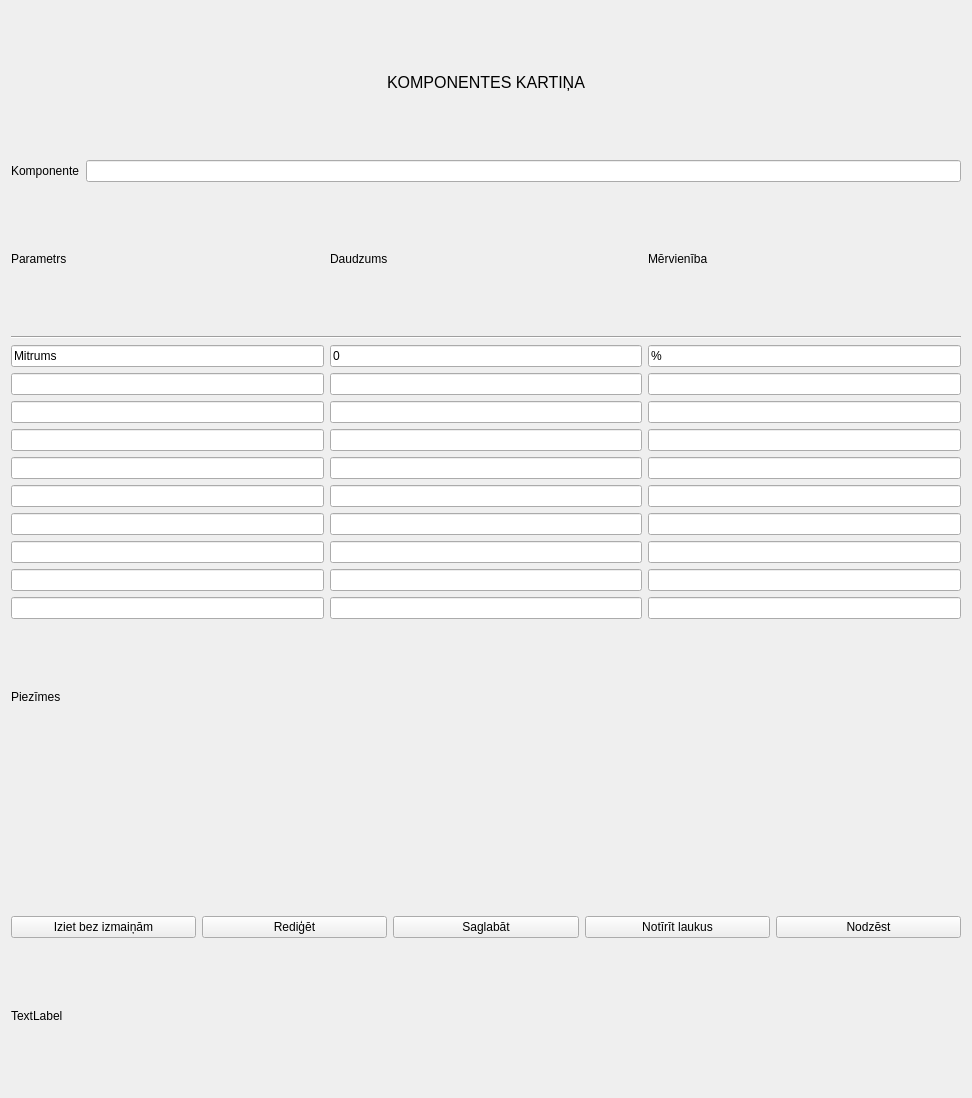
kasarkonic/Sauka1, file componentcard.ui: the form before one commit.
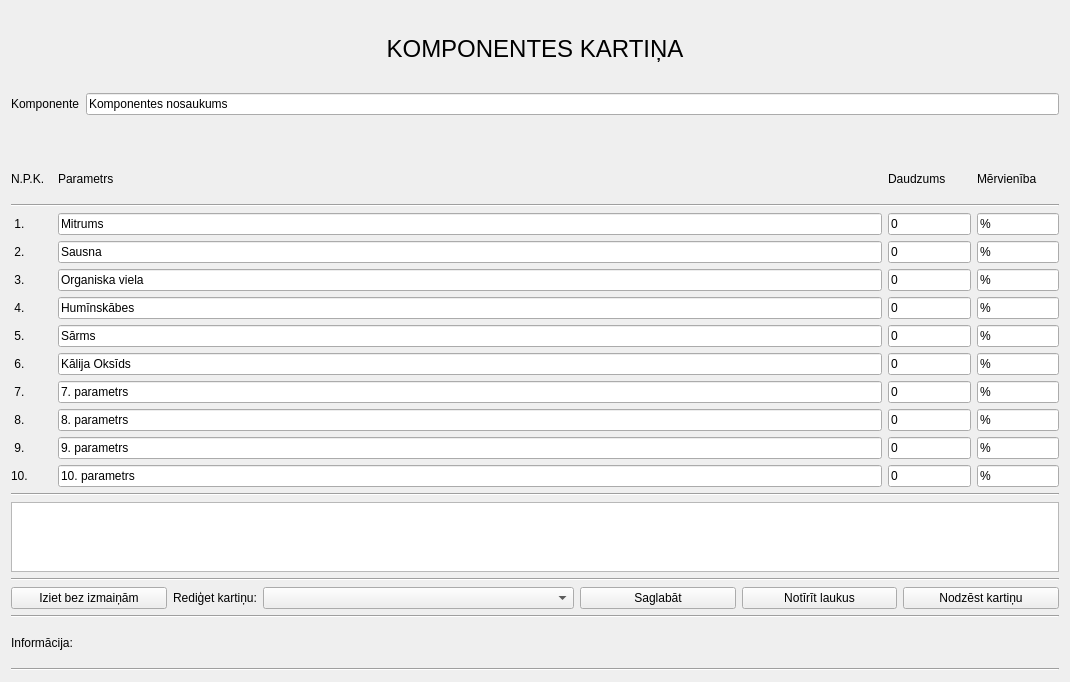
The form after the commit.

The edit to the form file:
```diff
--- a/componentcard.ui
+++ b/componentcard.ui
@@ -6,8 +6,8 @@
    <rect>
     <x>0</x>
     <y>0</y>
-    <width>972</width>
-    <height>1098</height>
+    <width>1070</width>
+    <height>682</height>
    </rect>
   </property>
   <property name="windowTitle">
@@ -15,14 +15,14 @@
   </property>
   <layout class="QVBoxLayout" name="verticalLayout_3">
    <item>
-    <layout class="QVBoxLayout" name="verticalLayout" stretch="3,3,3,3,3,3,3,3,3,3,3,3,3,3,3,3,3,3">
+    <layout class="QVBoxLayout" name="verticalLayout" stretch="2,5,1,1,5,5,5,5,5,5,5,5,5,5,5,0,1,0,1,0,1">
      <item>
       <layout class="QVBoxLayout" name="verticalLayout_2">
        <item>
         <widget class="QLabel" name="label_Heder">
          <property name="font">
           <font>
-           <pointsize>12</pointsize>
+           <pointsize>18</pointsize>
           </font>
          </property>
          <property name="text">
@@ -45,12 +45,36 @@
         </widget>
        </item>
        <item>
-        <widget class="QLineEdit" name="lineEdit_comp_name"/>
+        <widget class="QLineEdit" name="lineEdit_comp_name">
+         <property name="text">
+          <string>Komponentes nosaukums</string>
+         </property>
+        </widget>
        </item>
       </layout>
      </item>
      <item>
-      <layout class="QHBoxLayout" name="horizontalLayout_14">
+      <spacer name="verticalSpacer">
+       <property name="orientation">
+        <enum>Qt::Vertical</enum>
+       </property>
+       <property name="sizeHint" stdset="0">
+        <size>
+         <width>20</width>
+         <height>40</height>
+        </size>
+       </property>
+      </spacer>
+     </item>
+     <item>
+      <layout class="QHBoxLayout" name="horizontalLayout_14" stretch="1,20,2,2">
+       <item>
+        <widget class="QLabel" name="label_13">
+         <property name="text">
+          <string>N.P.K.</string>
+         </property>
+        </widget>
+       </item>
        <item>
         <widget class="QLabel" name="label_1">
          <property name="text">
@@ -82,9 +106,16 @@
       </widget>
      </item>
      <item>
-      <layout class="QHBoxLayout" name="horizontalLayout_16">
+      <layout class="QHBoxLayout" name="horizontalLayout_16" stretch="1,20,2,2">
        <item>
-        <widget class="QLineEdit" name="lineEdit_1_moisture">
+        <widget class="QLabel" name="label">
+         <property name="text">
+          <string> 1.</string>
+         </property>
+        </widget>
+       </item>
+       <item>
+        <widget class="QLineEdit" name="lineEdit_moisture">
          <property name="text">
           <string>Mitrums</string>
          </property>
@@ -107,151 +138,325 @@
       </layout>
      </item>
      <item>
-      <layout class="QHBoxLayout" name="horizontalLayout_15">
+      <layout class="QHBoxLayout" name="horizontalLayout_15" stretch="1,20,2,2">
        <item>
-        <widget class="QLineEdit" name="lineEdit_3"/>
+        <widget class="QLabel" name="label_4">
+         <property name="text">
+          <string> 2.</string>
+         </property>
+        </widget>
        </item>
        <item>
-        <widget class="QLineEdit" name="lineEdit_2"/>
+        <widget class="QLineEdit" name="lineEdit_dray">
+         <property name="text">
+          <string>Sausna</string>
+         </property>
+        </widget>
        </item>
        <item>
-        <widget class="QLineEdit" name="lineEdit"/>
+        <widget class="QLineEdit" name="lineEdit_drayVol">
+         <property name="text">
+          <string>0</string>
+         </property>
+        </widget>
        </item>
+       <item>
+        <widget class="QLineEdit" name="lineEdit">
+         <property name="text">
+          <string>%</string>
+         </property>
+        </widget>
+       </item>
       </layout>
      </item>
      <item>
-      <layout class="QHBoxLayout" name="horizontalLayout_13">
+      <layout class="QHBoxLayout" name="horizontalLayout_13" stretch="1,20,2,2">
        <item>
-        <widget class="QLineEdit" name="lineEdit_6"/>
+        <widget class="QLabel" name="label_5">
+         <property name="text">
+          <string> 3.</string>
+         </property>
+        </widget>
        </item>
        <item>
-        <widget class="QLineEdit" name="lineEdit_5"/>
+        <widget class="QLineEdit" name="lineEdit_organic">
+         <property name="text">
+          <string>Organiska viela</string>
+         </property>
+        </widget>
        </item>
        <item>
-        <widget class="QLineEdit" name="lineEdit_4"/>
+        <widget class="QLineEdit" name="lineEdit_organicVol">
+         <property name="text">
+          <string>0</string>
+         </property>
+        </widget>
        </item>
+       <item>
+        <widget class="QLineEdit" name="lineEdit_4">
+         <property name="text">
+          <string>%</string>
+         </property>
+        </widget>
+       </item>
       </layout>
      </item>
      <item>
-      <layout class="QHBoxLayout" name="horizontalLayout_12">
+      <layout class="QHBoxLayout" name="horizontalLayout_12" stretch="1,20,2,2">
        <item>
-        <widget class="QLineEdit" name="lineEdit_8"/>
+        <widget class="QLabel" name="label_6">
+         <property name="text">
+          <string> 4.</string>
+         </property>
+        </widget>
        </item>
        <item>
-        <widget class="QLineEdit" name="lineEdit_9"/>
+        <widget class="QLineEdit" name="lineEdit_humin">
+         <property name="text">
+          <string>Humīnskābes</string>
+         </property>
+        </widget>
        </item>
        <item>
-        <widget class="QLineEdit" name="lineEdit_7"/>
+        <widget class="QLineEdit" name="lineEdit_huminVol">
+         <property name="text">
+          <string>0</string>
+         </property>
+        </widget>
        </item>
+       <item>
+        <widget class="QLineEdit" name="lineEdit_7">
+         <property name="text">
+          <string>%</string>
+         </property>
+        </widget>
+       </item>
       </layout>
      </item>
      <item>
-      <layout class="QHBoxLayout" name="horizontalLayout_11">
+      <layout class="QHBoxLayout" name="horizontalLayout_11" stretch="1,20,2,2">
        <item>
-        <widget class="QLineEdit" name="lineEdit_11"/>
+        <widget class="QLabel" name="label_7">
+         <property name="text">
+          <string> 5.</string>
+         </property>
+        </widget>
        </item>
        <item>
-        <widget class="QLineEdit" name="lineEdit_12"/>
+        <widget class="QLineEdit" name="lineEdit_sarms">
+         <property name="text">
+          <string>Sārms</string>
+         </property>
+        </widget>
        </item>
        <item>
-        <widget class="QLineEdit" name="lineEdit_10"/>
+        <widget class="QLineEdit" name="lineEdit_sarmsVol">
+         <property name="text">
+          <string>0</string>
+         </property>
+        </widget>
        </item>
+       <item>
+        <widget class="QLineEdit" name="lineEdit_10">
+         <property name="text">
+          <string>%</string>
+         </property>
+        </widget>
+       </item>
       </layout>
      </item>
      <item>
-      <layout class="QHBoxLayout" name="horizontalLayout_10">
+      <layout class="QHBoxLayout" name="horizontalLayout_10" stretch="1,20,2,2">
        <item>
-        <widget class="QLineEdit" name="lineEdit_15"/>
+        <widget class="QLabel" name="label_8">
+         <property name="text">
+          <string> 6.</string>
+         </property>
+        </widget>
        </item>
        <item>
-        <widget class="QLineEdit" name="lineEdit_14"/>
+        <widget class="QLineEdit" name="lineEdit_KO">
+         <property name="text">
+          <string>Kālija Oksīds</string>
+         </property>
+        </widget>
        </item>
        <item>
-        <widget class="QLineEdit" name="lineEdit_13"/>
+        <widget class="QLineEdit" name="lineEdit_KOVol">
+         <property name="text">
+          <string>0</string>
+         </property>
+        </widget>
        </item>
+       <item>
+        <widget class="QLineEdit" name="lineEdit_13">
+         <property name="text">
+          <string>%</string>
+         </property>
+        </widget>
+       </item>
       </layout>
      </item>
      <item>
-      <layout class="QHBoxLayout" name="horizontalLayout_9">
+      <layout class="QHBoxLayout" name="horizontalLayout_9" stretch="1,20,2,2">
        <item>
-        <widget class="QLineEdit" name="lineEdit_17"/>
+        <widget class="QLabel" name="label_9">
+         <property name="text">
+          <string> 7.</string>
+         </property>
+        </widget>
        </item>
        <item>
-        <widget class="QLineEdit" name="lineEdit_18"/>
+        <widget class="QLineEdit" name="lineEdit_param7">
+         <property name="text">
+          <string>7. parametrs</string>
+         </property>
+        </widget>
        </item>
        <item>
-        <widget class="QLineEdit" name="lineEdit_16"/>
+        <widget class="QLineEdit" name="lineEdit_param7_Vol">
+         <property name="text">
+          <string>0</string>
+         </property>
+        </widget>
        </item>
+       <item>
+        <widget class="QLineEdit" name="lineEdit_16">
+         <property name="text">
+          <string>%</string>
+         </property>
+        </widget>
+       </item>
       </layout>
      </item>
      <item>
-      <layout class="QHBoxLayout" name="horizontalLayout_8">
+      <layout class="QHBoxLayout" name="horizontalLayout_8" stretch="1,20,2,2">
        <item>
-        <widget class="QLineEdit" name="lineEdit_20"/>
+        <widget class="QLabel" name="label_10">
+         <property name="text">
+          <string> 8.</string>
+         </property>
+        </widget>
        </item>
        <item>
-        <widget class="QLineEdit" name="lineEdit_21"/>
+        <widget class="QLineEdit" name="lineEdit_param8">
+         <property name="text">
+          <string>8. parametrs</string>
+         </property>
+        </widget>
        </item>
        <item>
-        <widget class="QLineEdit" name="lineEdit_19"/>
+        <widget class="QLineEdit" name="lineEdit_param8_Vol">
+         <property name="text">
+          <string>0</string>
+         </property>
+        </widget>
        </item>
+       <item>
+        <widget class="QLineEdit" name="lineEdit_19">
+         <property name="text">
+          <string>%</string>
+         </property>
+        </widget>
+       </item>
       </layout>
      </item>
      <item>
-      <layout class="QHBoxLayout" name="horizontalLayout_7">
+      <layout class="QHBoxLayout" name="horizontalLayout_7" stretch="1,20,2,2">
        <item>
-        <widget class="QLineEdit" name="lineEdit_23"/>
+        <widget class="QLabel" name="label_11">
+         <property name="text">
+          <string> 9.</string>
+         </property>
+        </widget>
        </item>
        <item>
-        <widget class="QLineEdit" name="lineEdit_24"/>
+        <widget class="QLineEdit" name="lineEdit_param9">
+         <property name="text">
+          <string>9. parametrs</string>
+         </property>
+        </widget>
        </item>
        <item>
-        <widget class="QLineEdit" name="lineEdit_22"/>
+        <widget class="QLineEdit" name="lineEdit_param9_Vol">
+         <property name="text">
+          <string>0</string>
+         </property>
+        </widget>
        </item>
+       <item>
+        <widget class="QLineEdit" name="lineEdit_22">
+         <property name="text">
+          <string>%</string>
+         </property>
+        </widget>
+       </item>
       </layout>
      </item>
      <item>
-      <layout class="QHBoxLayout" name="horizontalLayout_6">
+      <layout class="QHBoxLayout" name="horizontalLayout_6" stretch="1,20,2,2">
        <item>
-        <widget class="QLineEdit" name="lineEdit_27"/>
+        <widget class="QLabel" name="label_12">
+         <property name="text">
+          <string>10.</string>
+         </property>
+        </widget>
        </item>
        <item>
-        <widget class="QLineEdit" name="lineEdit_26"/>
+        <widget class="QLineEdit" name="lineEdit_param10">
+         <property name="text">
+          <string>10. parametrs</string>
+         </property>
+        </widget>
        </item>
        <item>
-        <widget class="QLineEdit" name="lineEdit_25"/>
+        <widget class="QLineEdit" name="lineEdit_param10Vol">
+         <property name="text">
+          <string>0</string>
+         </property>
+        </widget>
        </item>
-      </layout>
-     </item>
-     <item>
-      <layout class="QHBoxLayout" name="horizontalLayout_5">
        <item>
-        <widget class="QLabel" name="label_notes">
+        <widget class="QLineEdit" name="lineEdit_25">
          <property name="text">
-          <string>Piezīmes</string>
+          <string>%</string>
          </property>
         </widget>
        </item>
+      </layout>
+     </item>
+     <item>
+      <widget class="Line" name="line_5">
+       <property name="orientation">
+        <enum>Qt::Horizontal</enum>
+       </property>
+      </widget>
+     </item>
+     <item>
+      <layout class="QHBoxLayout" name="horizontalLayout_4">
        <item>
-        <spacer name="horizontalSpacer">
-         <property name="orientation">
-          <enum>Qt::Horizontal</enum>
+        <widget class="QTextEdit" name="textEdit_notes">
+         <property name="html">
+          <string>&lt;!DOCTYPE HTML PUBLIC &quot;-//W3C//DTD HTML 4.0//EN&quot; &quot;http://www.w3.org/TR/REC-html40/strict.dtd&quot;&gt;
+&lt;html&gt;&lt;head&gt;&lt;meta name=&quot;qrichtext&quot; content=&quot;1&quot; /&gt;&lt;meta charset=&quot;utf-8&quot; /&gt;&lt;style type=&quot;text/css&quot;&gt;
+p, li { white-space: pre-wrap; }
+hr { height: 1px; border-width: 0; }
+&lt;/style&gt;&lt;/head&gt;&lt;body style=&quot; font-family:'Segoe UI'; font-size:9pt; font-weight:400; font-style:normal;&quot;&gt;
+&lt;p style=&quot;-qt-paragraph-type:empty; margin-top:0px; margin-bottom:0px; margin-left:0px; margin-right:0px; -qt-block-indent:0; text-indent:0px;&quot;&gt;&lt;br /&gt;&lt;/p&gt;&lt;/body&gt;&lt;/html&gt;</string>
          </property>
-         <property name="sizeHint" stdset="0">
-          <size>
-           <width>40</width>
-           <height>20</height>
-          </size>
-         </property>
-        </spacer>
+        </widget>
        </item>
       </layout>
      </item>
      <item>
-      <layout class="QHBoxLayout" name="horizontalLayout_4"/>
+      <widget class="Line" name="line_4">
+       <property name="orientation">
+        <enum>Qt::Horizontal</enum>
+       </property>
+      </widget>
      </item>
      <item>
-      <layout class="QHBoxLayout" name="horizontalLayout_3">
+      <layout class="QHBoxLayout" name="horizontalLayout_3" stretch="5,2,10,5,5,5">
        <item>
         <widget class="QPushButton" name="pushButton_exit">
          <property name="text">
@@ -260,9 +465,16 @@
         </widget>
        </item>
        <item>
-        <widget class="QPushButton" name="pushButton_edit">
+        <widget class="QLabel" name="label_14">
          <property name="text">
-          <string>Rediģēt</string>
+          <string>Rediģet kartiņu:</string>
+         </property>
+        </widget>
+       </item>
+       <item>
+        <widget class="QComboBox" name="comboBox_loadCard">
+         <property name="layoutDirection">
+          <enum>Qt::LeftToRight</enum>
          </property>
         </widget>
        </item>
@@ -283,18 +495,25 @@
        <item>
         <widget class="QPushButton" name="pushButton_del">
          <property name="text">
-          <string>Nodzēst</string>
+          <string>Nodzēst kartiņu</string>
          </property>
         </widget>
        </item>
       </layout>
      </item>
+     <item>
+      <widget class="Line" name="line_3">
+       <property name="orientation">
+        <enum>Qt::Horizontal</enum>
+       </property>
+      </widget>
+     </item>
      <item>
       <layout class="QHBoxLayout" name="horizontalLayout_2">
        <item>
         <widget class="QLabel" name="label_label_info">
          <property name="text">
-          <string>TextLabel</string>
+          <string>Informācija:</string>
          </property>
         </widget>
        </item>
@@ -302,6 +521,13 @@
      </item>
     </layout>
    </item>
+   <item>
+    <widget class="Line" name="line_2">
+     <property name="orientation">
+      <enum>Qt::Horizontal</enum>
+     </property>
+    </widget>
+   </item>
   </layout>
  </widget>
  <resources/>
```
Left out of the diff: 4 changed lines with no effect on the pictures.
